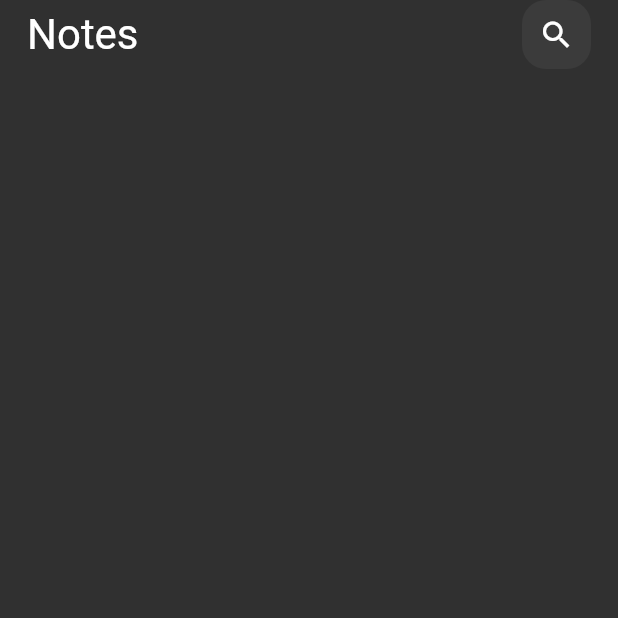
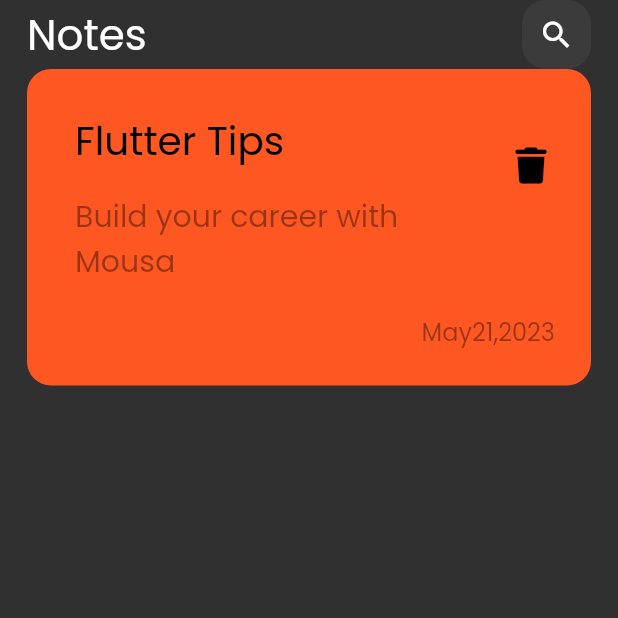
Before and after one commit to Mousa-alaaldeen/note_app, a Flutter app: the screen it shows after launch, on a phone screen of 412 x 824 dp, the top half of it. Run offline on Flutter 3.47's test engine with Material 2 defaults, Android fonts, the phone set to English and light mode, and no system bars; our stand-ins replace font_awesome_flutter.

Commit message:
create custom note itm

```diff
--- a/lib/main.dart
+++ b/lib/main.dart
@@ -13,7 +13,7 @@ class NoteApp extends StatelessWidget {
   @override
   Widget build(BuildContext context) {
     return MaterialApp(
-      theme: ThemeData(brightness: Brightness.dark),
+      theme: ThemeData(brightness: Brightness.dark, fontFamily: 'Poppins'),
       debugShowCheckedModeBanner: false,
       home: NoteView(),
     );
--- /dev/null
+++ b/lib/view/widget/custom_note_itm.dart
@@ -0,0 +1,56 @@
+import 'package:flutter/material.dart';
+import 'package:font_awesome_flutter/font_awesome_flutter.dart';
+
+class NoteItm extends StatelessWidget {
+  const NoteItm({super.key});
+
+  @override
+  Widget build(BuildContext context) {
+    return Container(
+      padding: const EdgeInsets.only(top: 24, bottom: 24, left: 16),
+      decoration: BoxDecoration(
+        color: Colors.deepOrange,
+        borderRadius: BorderRadius.circular(16),
+      ),
+      child: Column(
+        crossAxisAlignment: CrossAxisAlignment.end,
+        children: [
+          ListTile(
+            title: const Text(
+              'Flutter Tips',
+              style: TextStyle(color: Colors.black, fontSize: 26),
+            ),
+            subtitle: Padding(
+              padding: const EdgeInsets.symmetric(vertical: 16),
+              child: Text(
+                'Build your career with Mousa',
+                style: TextStyle(
+                  fontSize: 20,
+                  color: Colors.black.withOpacity(0.4),
+                ),
+              ),
+            ),
+            trailing: IconButton(
+              onPressed: () {},
+              icon: const Icon(
+                FontAwesomeIcons.trash,
+                color: Colors.black,
+                size: 24,
+              ),
+            ),
+          ),
+          Padding(
+            padding: const EdgeInsets.only(right: 24),
+            child: Text(
+              'May21,2023',
+              style: TextStyle(
+                color: Colors.black.withOpacity(0.4),
+                fontSize: 16,
+              ),
+            ),
+          ),
+        ],
+      ),
+    );
+  }
+}
--- a/lib/view/widget/note_view_body.dart
+++ b/lib/view/widget/note_view_body.dart
@@ -1,6 +1,7 @@
-import 'package:flutter/cupertino.dart';
+import 'package:flutter/material.dart';
 
 import 'custom_app_bar.dart';
+import 'custom_note_itm.dart';
 
 class NoteViewBody extends StatelessWidget {
   const NoteViewBody({super.key});
@@ -12,6 +13,7 @@ class NoteViewBody extends StatelessWidget {
       child: Column(
         children: [
           CustomAppBar(),
+          NoteItm(),
         ],
       ),
     );
```
Also changed, not shown: pubspec.yaml (+11 -22 lines), assets/fonts/Poppins-Regular.ttf (added), pubspec.lock.
